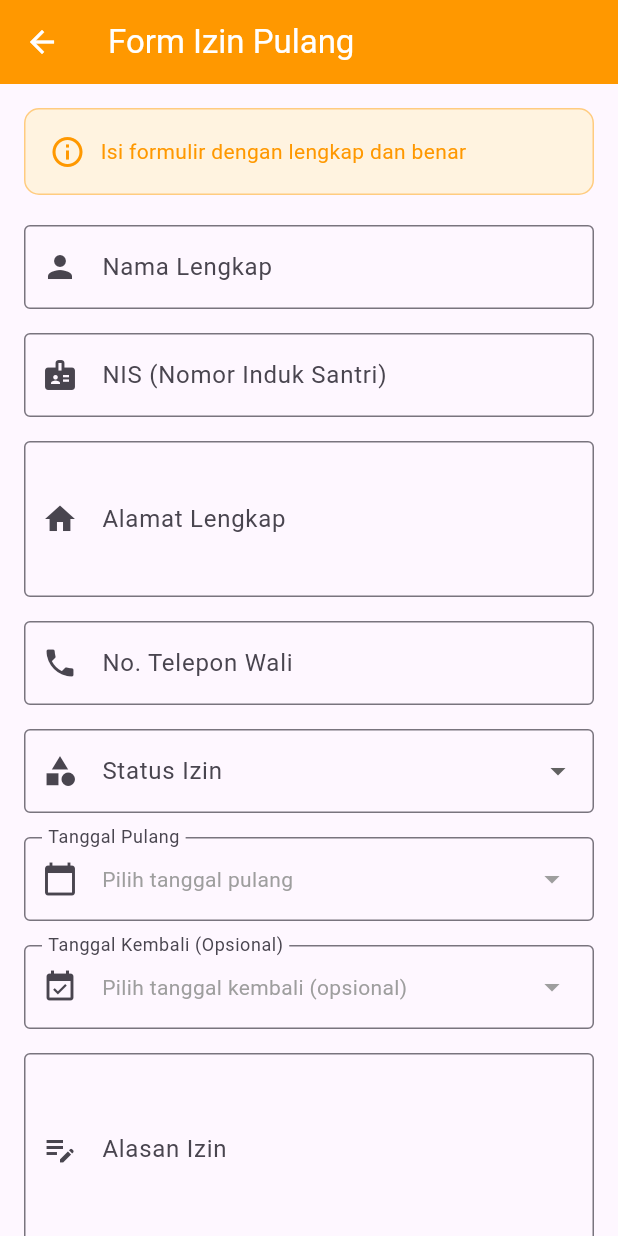
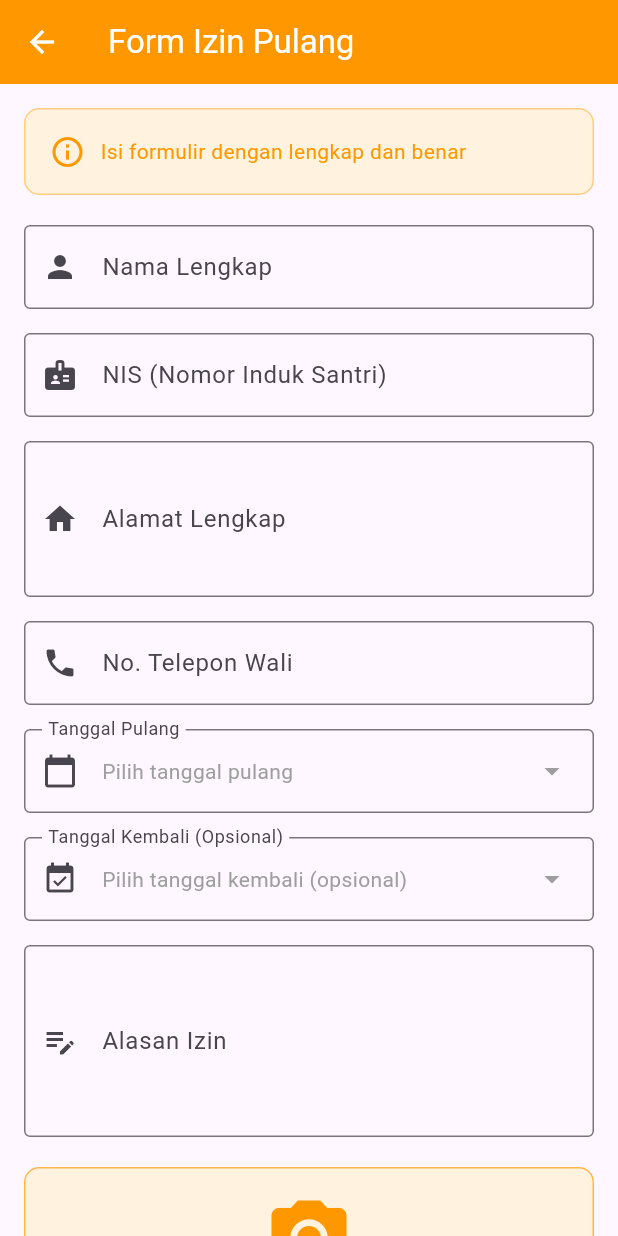
Before and after one commit to mohfarizalsholahuddinghonniuisi23/Ma-had-Security-project, a Flutter app: the FormIzinPulang screen opened directly, on a phone screen of 412 x 824 dp. Run offline on Flutter 3.47's test engine with Material 3 defaults, Android fonts, the phone set to English and light mode, and no system bars; our stand-ins replace cloud_firestore, firebase_auth, firebase_core, image_picker; accounts and stored records are empty.

Commit message:
Refaktor model IzinPulang dan perbarui view FormIzinPulang serta HomePengurus untuk menyertakan statusSantri

```diff
--- a/lib/Views/FormIzinPulang.dart
+++ b/lib/Views/FormIzinPulang.dart
@@ -35,9 +35,6 @@ class _FormIzinPulangState extends State<FormIzinPulang> {
 
   // Taggal kembali
   DateTime? _tanggalKembali;
-
-  String? _selectedStatus;
-  final List<String> _statusOptions = ['Belum Disetujui', 'Disetujui'];
 
   @override
   void dispose() {
@@ -125,7 +122,8 @@ class _FormIzinPulangState extends State<FormIzinPulang> {
           alamat: _alamatController.text.trim(),
           noTelpWali: _noTelpWaliController.text.trim(),
           alasan: _alasanController.text.trim(),
-          status: _selectedStatus ?? 'Belum Disetujui',
+          status: 'Belum Disetujui',
+          statusSantri: 'Pulang', // Otomatis set status santri = Pulang
           tanggalPulang: _tanggalPulang!,
           tanggalKembali: _tanggalKembali,
         );
@@ -174,7 +172,6 @@ class _FormIzinPulangState extends State<FormIzinPulang> {
     _noTelpWaliController.clear();
     _alasanController.clear();
     setState(() {
-      _selectedStatus = null;
       _tanggalPulang = null;
       _tanggalKembali = null;
       _selectedImage = null;
@@ -338,34 +335,6 @@ class _FormIzinPulangState extends State<FormIzinPulang> {
                   }
                   if (value.length < 10) {
                     return 'No. telepon minimal 10 digit';
-                  }
-                  return null;
-                },
-              ),
-              const SizedBox(height: 16),
-
-              // Dropdown Status
-              DropdownButtonFormField<String>(
-                value: _selectedStatus,
-                decoration: const InputDecoration(
-                  labelText: 'Status Izin',
-                  prefixIcon: Icon(Icons.category),
-                  border: OutlineInputBorder(),
-                ),
-                items: _statusOptions.map((String status) {
-                  return DropdownMenuItem<String>(
-                    value: status,
-                    child: Text(status),
-                  );
-                }).toList(),
-                onChanged: (String? newValue) {
-                  setState(() {
-                    _selectedStatus = newValue;
-                  });
-                },
-                validator: (value) {
-                  if (value == null) {
-                    return 'Silakan pilih status izin';
                   }
                   return null;
                 },
--- a/lib/models/izin_pulang.dart
+++ b/lib/models/izin_pulang.dart
@@ -8,6 +8,7 @@ class IzinPulang {
   final String noTelpWali;
   final String alasan;
   final String status; // "Belum Disetujui" / "Disetujui"
+  final String statusSantri; // "Pulang" / "Di Ma'had" - Status lokasi santri
   final DateTime tanggalPulang;
   final DateTime? tanggalKembali;
   final DateTime createdAt;
@@ -20,6 +21,7 @@ class IzinPulang {
     required this.noTelpWali,
     required this.alasan,
     this.status = 'Belum Disetujui',
+    this.statusSantri = 'Pulang',
     required this.tanggalPulang,
     this.tanggalKembali,
     DateTime? createdAt,
@@ -35,7 +37,7 @@ class IzinPulang {
       alamat: data['alamat'] ?? '',
       noTelpWali: data['noTelpWali'] ?? '',
       alasan: data['alasan'] ?? '',
-      status: data['status'] ?? 'Belum Disetujui',
+      statusSantri: data['statusSantri'] ?? 'Pulang',
       tanggalPulang: (data['tanggalPulang'] as Timestamp).toDate(),
       tanggalKembali: data['tanggalKembali'] != null
           ? (data['tanggalKembali'] as Timestamp).toDate()
@@ -52,7 +54,7 @@ class IzinPulang {
       'alamat': alamat,
       'noTelpWali': noTelpWali,
       'alasan': alasan,
-      'status': status,
+      'statusSantri': statusSantri,
       'tanggalPulang': Timestamp.fromDate(tanggalPulang),
       'tanggalKembali':
           tanggalKembali != null ? Timestamp.fromDate(tanggalKembali!) : null,
@@ -68,7 +70,7 @@ class IzinPulang {
     String? alamat,
     String? noTelpWali,
     String? alasan,
-    String? status,
+    String? statusSantri,
     DateTime? tanggalPulang,
     DateTime? tanggalKembali,
     DateTime? createdAt,
@@ -80,7 +82,7 @@ class IzinPulang {
       alamat: alamat ?? this.alamat,
       noTelpWali: noTelpWali ?? this.noTelpWali,
       alasan: alasan ?? this.alasan,
-      status: status ?? this.status,
+      statusSantri: statusSantri ?? this.statusSantri,
       tanggalPulang: tanggalPulang ?? this.tanggalPulang,
       tanggalKembali: tanggalKembali ?? this.tanggalKembali,
       createdAt: createdAt ?? this.createdAt,
@@ -89,6 +91,6 @@ class IzinPulang {
 
   @override
   String toString() {
-    return 'IzinPulang(id: $id, namaSantri: $namaSantri, nis: $nis, status: $status)';
+    return 'IzinPulang(id: $id, namaSantri: $namaSantri, nis: $nis,  statusSantri: $statusSantri)';
   }
 }
```
Also changed, not shown: lib/Views/HomePengurus.dart (+31 -25 lines).
